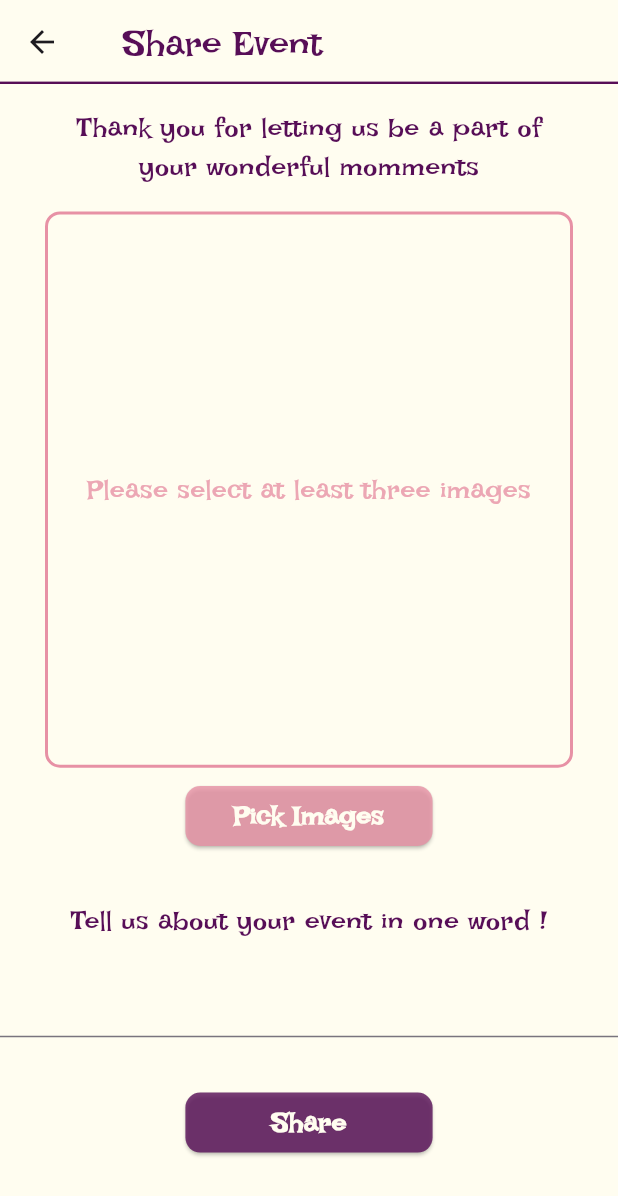
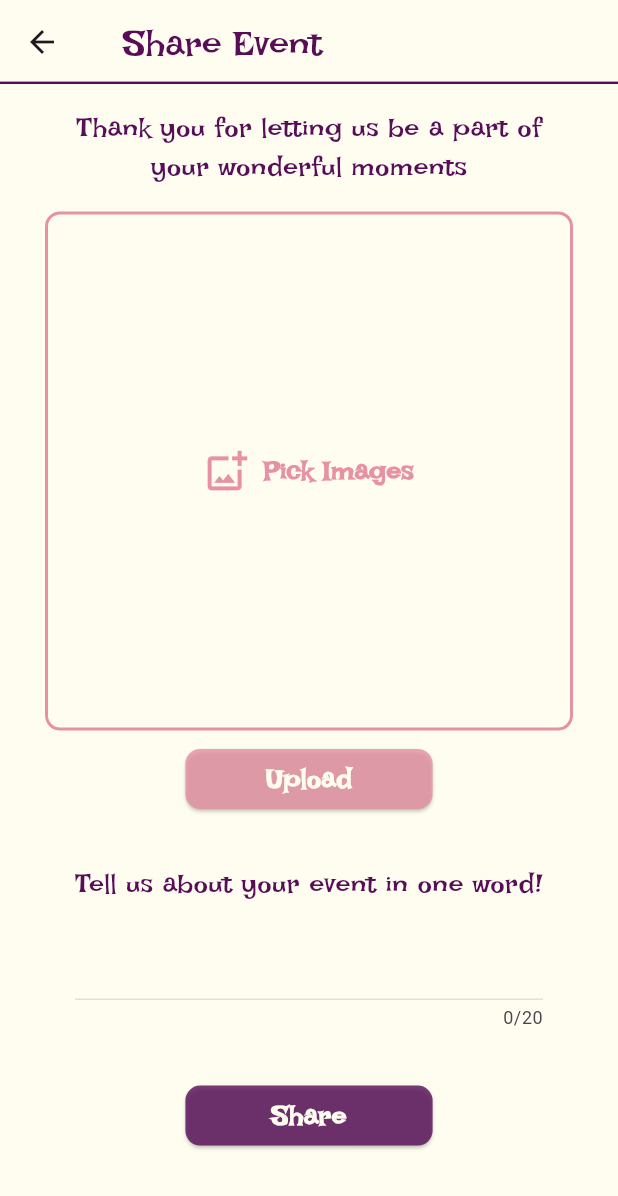
Before and after one commit to noorAlnablsi/eventique, a Flutter app: the ShareEventScreen screen opened by its route, after a tap on "Pick Images", on a phone screen of 412 x 824 dp. Shown: the top 1196 px of the screen. Run offline on Flutter 3.47's test engine with Material 3 defaults, Android fonts, the phone set to English and light mode, and no system bars; our stand-ins replace cached_network_image, carousel_slider, cloud_firestore, confetti, curved_labeled_navigation_bar, easy_localization and 13 more; missing offline and left inert: flutter_facebook_auth; accounts and stored records are empty; network calls fail.

Commit message:
multiple image picker

```diff
--- a/lib/screens/share_event_screen.dart
+++ b/lib/screens/share_event_screen.dart
@@ -1,12 +1,47 @@
 import 'package:eventique/color.dart';
+import 'package:eventique/widgets/pickers/multiple_image_picker.dart';
 import 'package:flutter/material.dart';
 
-class ShareEventScreen extends StatelessWidget {
+class ShareEventScreen extends StatefulWidget {
   static const routeName = '/share-event';
+
+  @override
+  _ShareEventScreenState createState() => _ShareEventScreenState();
+}
+
+class _ShareEventScreenState extends State<ShareEventScreen> {
+  final TextEditingController _descriptionController = TextEditingController();
+  List<String> _imageUrls = [];
+
+  void _onImagesUploaded(List<String> imageUrls) {
+    setState(() {
+      _imageUrls = imageUrls;
+    });
+  }
+
+  Future<void> _shareEvent() async {
+    if (_imageUrls.length < 3) {
+      ScaffoldMessenger.of(context).showSnackBar(
+        SnackBar(content: Text('Please upload at least three images')),
+      );
+      return;
+    }
+
+    final description = _descriptionController.text;
+
+    // Send the data to your backend (this is just a placeholder).
+    final data = {
+      'description': description,
+      'images': _imageUrls,
+    };
+
+    print('Sending to backend: $data');
+  }
 
   @override
   Widget build(BuildContext context) {
     final size = MediaQuery.of(context).size;
+
     return Scaffold(
       backgroundColor: white,
       appBar: AppBar(
@@ -45,7 +80,7 @@ class ShareEventScreen extends StatelessWidget {
               ),
             ),
             Text(
-              'your wonderful momments',
+              'your wonderful moments',
               style: TextStyle(
                 color: primary,
                 fontFamily: 'IrishGrover',
@@ -55,52 +90,12 @@ class ShareEventScreen extends StatelessWidget {
             SizedBox(
               height: size.height * 0.02,
             ),
-            Container(
-              height: size.height * 0.45,
-              margin: EdgeInsets.symmetric(horizontal: 30),
-              decoration: BoxDecoration(
-                borderRadius: BorderRadius.circular(10),
-                color: white,
-                border: Border.all(color: secondary, width: 2),
-              ),
-              child: Center(
-                child: Text(
-                  'Please select at least three images',
-                  style: TextStyle(
-                    color: secondary.withOpacity(0.8),
-                    fontFamily: 'IrishGrover',
-                    fontSize: 18,
-                  ),
-                ),
-              ),
-            ),
-            SizedBox(
-              height: size.height * 0.01,
-            ),
-            ElevatedButton(
-              onPressed: () {},
-              style: ElevatedButton.styleFrom(
-                backgroundColor: secondary.withOpacity(0.8),
-                fixedSize: Size(size.width * 0.4, size.height * 0.04),
-                shape: RoundedRectangleBorder(
-                  borderRadius: BorderRadius.circular(10),
-                ),
-              ),
-              child: Text(
-                'Pick Images',
-                style: TextStyle(
-                  fontFamily: 'IrishGrover',
-                  fontSize: 18,
-                  fontWeight: FontWeight.bold,
-                  color: white,
-                ),
-              ),
-            ),
+            MultiImagePicker(onImagesUploaded: _onImagesUploaded),
             SizedBox(
               height: size.height * 0.04,
             ),
             Text(
-              'Tell us about your event in one word !',
+              'Tell us about your event in one word!',
               style: TextStyle(
                 color: primary,
                 fontFamily: 'IrishGrover',
@@ -110,12 +105,32 @@ class ShareEventScreen extends StatelessWidget {
             SizedBox(
               height: size.height * 0.02,
             ),
-            TextField(),
+            Padding(
+              padding: EdgeInsets.symmetric(horizontal: 50),
+              child: TextField(
+                controller: _descriptionController,
+                decoration: InputDecoration(
+                  focusColor: secondary,
+                  enabledBorder: UnderlineInputBorder(
+                    borderSide: BorderSide(color: darkBackground),
+                  ),
+                  focusedBorder: UnderlineInputBorder(
+                    borderSide: BorderSide(color: secondary),
+                  ),
+                  errorBorder: UnderlineInputBorder(
+                    borderSide: BorderSide(color: Colors.red),
+                  ),
+                ),
+                maxLength: 20,
+                maxLines: 1,
+                cursorColor: secondary,
+              ),
+            ),
             SizedBox(
               height: size.height * 0.04,
             ),
             ElevatedButton(
-              onPressed: () {},
+              onPressed: _shareEvent,
               style: ElevatedButton.styleFrom(
                 backgroundColor: primary.withOpacity(0.8),
                 fixedSize: Size(size.width * 0.4, size.height * 0.04),
--- /dev/null
+++ b/lib/widgets/pickers/multiple_image_picker.dart
@@ -0,0 +1,211 @@
+import 'dart:io';
+import 'package:eventique/color.dart';
+import 'package:flutter/material.dart';
+import 'package:flutter/widgets.dart';
+import 'package:image_picker/image_picker.dart';
+import 'package:firebase_storage/firebase_storage.dart';
+
+class MultiImagePicker extends StatefulWidget {
+  final void Function(List<String>) onImagesUploaded;
+
+  MultiImagePicker({required this.onImagesUploaded});
+
+  @override
+  _MultiImagePickerState createState() => _MultiImagePickerState();
+}
+
+class _MultiImagePickerState extends State<MultiImagePicker> {
+  final ImagePicker _picker = ImagePicker();
+  List<File> _selectedImages = [];
+  bool _isLoading = false;
+
+  Future<void> _pickImages() async {
+    final pickedFiles = await _picker.pickMultiImage();
+    if (pickedFiles == null) {
+      return;
+    }
+    setState(() {
+      if (_selectedImages.length + pickedFiles.length <= 5) {
+        _selectedImages.addAll(
+          pickedFiles.map((pickedFile) => File(pickedFile.path)).toList(),
+        );
+      } else {
+        ScaffoldMessenger.of(context).showSnackBar(
+          SnackBar(content: Text('You can select a maximum of 5 images')),
+        );
+      }
+    });
+  }
+
+  Future<void> _uploadImages() async {
+    if (_selectedImages.length < 3) {
+      ScaffoldMessenger.of(context).showSnackBar(
+        SnackBar(content: Text('Please select at least three images')),
+      );
+      return;
+    }
+
+    setState(() {
+      _isLoading = true;
+    });
+
+    List<String> imageUrls = [];
+    try {
+      for (var image in _selectedImages) {
+        String fileName =
+            DateTime.now().millisecondsSinceEpoch.toString() + '.jpg';
+        final storageRef = FirebaseStorage.instance
+            .ref()
+            .child('Share_Events')
+            .child('EventName/$fileName');
+        await storageRef.putFile(image);
+        String imageUrl = await storageRef.getDownloadURL();
+        imageUrls.add(imageUrl);
+      }
+
+      widget.onImagesUploaded(imageUrls);
+
+      ScaffoldMessenger.of(context).showSnackBar(
+        SnackBar(content: Text('Images uploaded successfully')),
+      );
+      setState(() {
+        _selectedImages = [];
+      });
+    } catch (e) {
+      ScaffoldMessenger.of(context).showSnackBar(
+        SnackBar(content: Text('Error uploading images: $e')),
+      );
+    } finally {
+      setState(() {
+        _isLoading = false;
+      });
+    }
+  }
+
+  void _removeImage(int index) {
+    setState(() {
+      _selectedImages.removeAt(index);
+    });
+  }
+
+  @override
+  Widget build(BuildContext context) {
+    final size = MediaQuery.of(context).size;
+
+    return Column(
+      crossAxisAlignment: CrossAxisAlignment.center,
+      children: [
+        Container(
+          height: size.height * 0.42,
+          margin: EdgeInsets.symmetric(horizontal: 30),
+          decoration: BoxDecoration(
+            borderRadius: BorderRadius.circular(10),
+            color: white,
+            border: Border.all(color: secondary, width: 2),
+          ),
+          child: Center(
+            child: _selectedImages.isEmpty
+                ? TextButton(
+                    onPressed: _pickImages,
+                    child: Row(
+                      mainAxisAlignment: MainAxisAlignment.center,
+                      crossAxisAlignment: CrossAxisAlignment.center,
+                      children: [
+                        Icon(
+                          Icons.add_photo_alternate_outlined,
+                          size: 30,
+                          color: secondary,
+                        ),
+                        SizedBox(
+                          width: 10,
+                        ),
+                        Text(
+                          'Pick Images',
+                          style: TextStyle(
+                            fontFamily: 'IrishGrover',
+                            fontSize: 18,
+                            fontWeight: FontWeight.bold,
+                            color: secondary,
+                          ),
+                        ),
+                      ],
+                    ),
+                  )
+                : Column(
+                    children: [
+                      Expanded(
+                        child: GridView.builder(
+                          padding: EdgeInsets.all(10),
+                          itemCount: _selectedImages.length,
+                          gridDelegate:
+                              SliverGridDelegateWithFixedCrossAxisCount(
+                            crossAxisCount: 2,
+                            crossAxisSpacing: 10,
+                            mainAxisSpacing: 10,
+                          ),
+                          itemBuilder: (ctx, index) {
+                            return GridTile(
+                              child: Image.file(
+                                _selectedImages[index],
+                                fit: BoxFit.cover,
+                              ),
+                              header: Row(
+                                children: [
+                                  IconButton(
+                                    icon: Icon(
+                                      Icons.cancel,
+                                      color: Colors.grey,
+                                    ),
+                                    onPressed: () => _removeImage(index),
+                                  ),
+                                ],
+                              ),
+                            );
+                          },
+                        ),
+                      ),
+                      if (_selectedImages.length < 5)
+                        TextButton(
+                          onPressed: _pickImages,
+                          child: Text(
+                            'Pick More Images',
+                            style: TextStyle(
+                              fontFamily: 'IrishGrover',
+                              fontSize: 18,
+                              fontWeight: FontWeight.bold,
+                              color: secondary,
+                            ),
+                          ),
+                        ),
+                    ],
+                  ),
+          ),
+        ),
+        SizedBox(
+          height: size.height * 0.01,
+        ),
+        _isLoading
+            ? CircularProgressIndicator()
+            : ElevatedButton(
+                onPressed: _uploadImages,
+                style: ElevatedButton.styleFrom(
+                  backgroundColor: secondary.withOpacity(0.8),
+                  fixedSize: Size(size.width * 0.4, size.height * 0.04),
+                  shape: RoundedRectangleBorder(
+                    borderRadius: BorderRadius.circular(10),
+                  ),
+                ),
+                child: Text(
+                  'Upload',
+                  style: TextStyle(
+                    fontFamily: 'IrishGrover',
+                    fontSize: 18,
+                    fontWeight: FontWeight.bold,
+                    color: white,
+                  ),
+                ),
+              ),
+      ],
+    );
+  }
+}
```
Also changed, not shown: lib/main.dart (+10 -1 lines).
